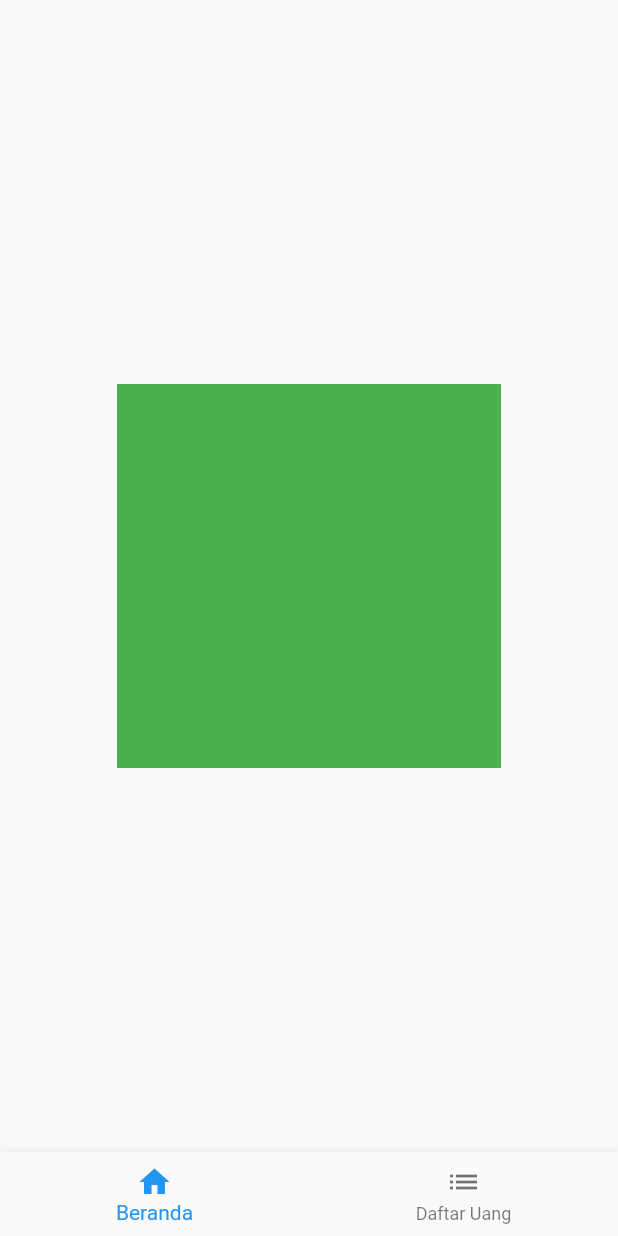
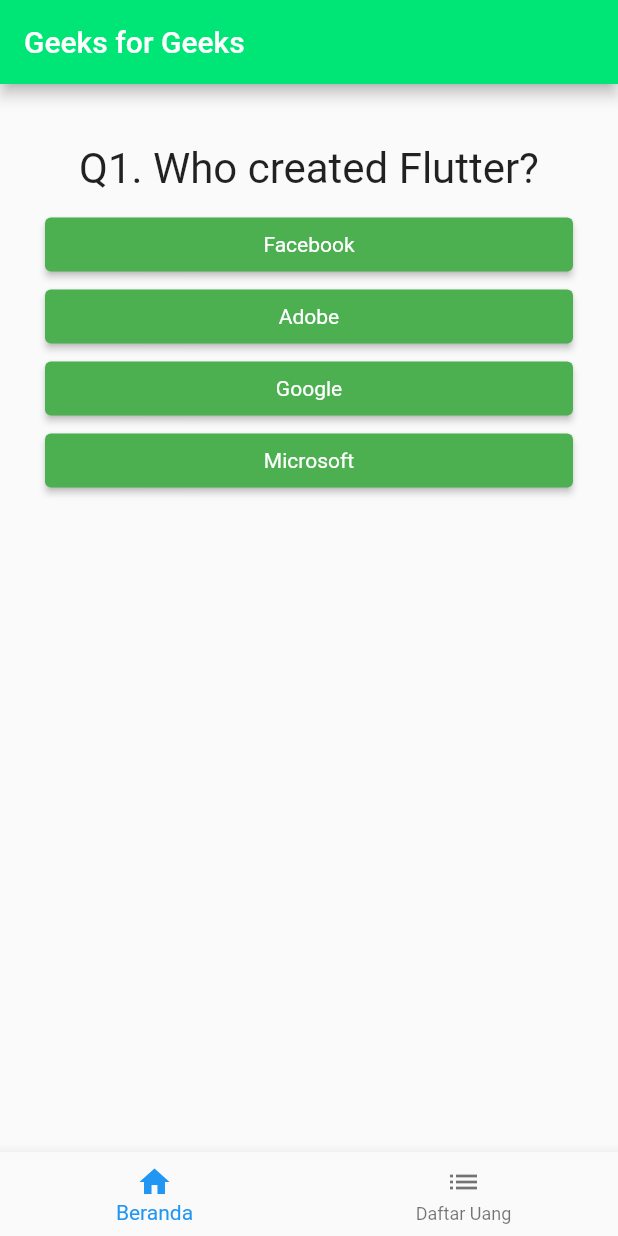
Before and after one commit to AivoxoviA/Game-Rupiah, a Flutter app: the screen it shows after launch, on a phone screen of 412 x 824 dp. Run offline on Flutter 3.47's test engine with Material 2 defaults, Android fonts, the phone set to English and light mode, and no system bars.

Commit message:
implement sample quiz

```diff
--- /dev/null
+++ b/lib/answer.dart
@@ -0,0 +1,39 @@
+import 'package:flutter/material.dart';
+
+class Answer extends StatelessWidget {
+  final Function selectHandler;
+  final String answerText;
+
+  const Answer(this.selectHandler, this.answerText, {Key? key})
+      : super(key: key);
+
+  @override
+  Widget build(BuildContext context) {
+    // use SizedBox for white space instead of Container
+    return SizedBox(
+      width: double.infinity,
+      child: ElevatedButton(
+        //onPressed: selectHandler(),
+        onPressed: () {
+          print('test');
+          selectHandler();
+        },
+        style: ButtonStyle(
+            textStyle:
+                MaterialStateProperty.all(const TextStyle(color: Colors.white)),
+            backgroundColor: MaterialStateProperty.all(Colors.green)),
+        child: Text(answerText),
+      ),
+
+      // RaisedButton is deprecated and should not be used
+      // Use ElevatedButton instead
+
+      // child: RaisedButton(
+      // color: const Color(0xFF00E676),
+      // textColor: Colors.white,
+      // onPressed: selectHandler(),
+      // child: Text(answerText),
+      // ), //RaisedButton
+    ); //Container
+  }
+}
--- a/lib/home_page.dart
+++ b/lib/home_page.dart
@@ -4,7 +4,7 @@
 import 'index.dart';
 
 class MyHomePage extends StatefulWidget {
-  const MyHomePage({super.key, required this.title});
+  const MyHomePage({Key? key, required this.title}) : super(key: key);
   final String title;
 
   @override
@@ -81,11 +81,11 @@
                     destinations: [
                       NavigationRailDestination(
                         icon: Icon(Icons.home),
-                        label: menu[0].title,
+                        label: Text(menu[0].title),
                       ),
                       NavigationRailDestination(
                         icon: Icon(Icons.list),
-                        label: menu[1].title,
+                        label: Text(menu[1].title),
                       ),
                     ],
                     selectedIndex: selectedIndex,
--- a/lib/index.dart
+++ b/lib/index.dart
@@ -1,21 +1,109 @@
 import 'package:flutter/material.dart';
+import 'package:game_rupiah/quiz.dart';
+import 'package:game_rupiah/result.dart';
 
 class Index extends StatefulWidget {
+  const Index({Key? key}) : super(key: key);
+
   @override
   State<StatefulWidget> createState() => _Index();
 }
 
 class _Index extends State<Index> {
   var _visible = false;
+  var _quiz = false;
+
+  final _questions = const [
+    {
+      'questionText': 'Q1. Who created Flutter?',
+      'answers': [
+        {'text': 'Facebook', 'score': -2},
+        {'text': 'Adobe', 'score': -2},
+        {'text': 'Google', 'score': 10},
+        {'text': 'Microsoft', 'score': -2},
+      ],
+    },
+    {
+      'questionText': 'Q2. What is Flutter?',
+      'answers': [
+        {'text': 'Android Development Kit', 'score': -2},
+        {'text': 'IOS Development Kit', 'score': -2},
+        {'text': 'Web Development Kit', 'score': -2},
+        {
+          'text':
+              'SDK to build beautiful IOS, Android, Web & Desktop Native Apps',
+          'score': 10
+        },
+      ],
+    },
+    {
+      'questionText': ' Q3. Which programming language is used by Flutter',
+      'answers': [
+        {'text': 'Ruby', 'score': -2},
+        {'text': 'Dart', 'score': 10},
+        {'text': 'C++', 'score': -2},
+        {'text': 'Kotlin', 'score': -2},
+      ],
+    },
+    {
+      'questionText': 'Q4. Who created Dart programming language?',
+      'answers': [
+        {'text': 'Lars Bak and Kasper Lund', 'score': 10},
+        {'text': 'Brendan Eich', 'score': -2},
+        {'text': 'Bjarne Stroustrup', 'score': -2},
+        {'text': 'Jeremy Ashkenas', 'score': -2},
+      ],
+    },
+    {
+      'questionText':
+          'Q5. Is Flutter for Web and Desktop available in stable version?',
+      'answers': [
+        {
+          'text': 'Yes',
+          'score': -2,
+        },
+        {'text': 'No', 'score': 10},
+      ],
+    },
+  ];
+
+  var _questionIndex = 0;
+  var _totalScore = 0;
+
+  void _resetQuiz() {
+    setState(() {
+      _questionIndex = 0;
+      _totalScore = 0;
+    });
+  }
+
+  void _answerQuestion(int score) {
+    _totalScore += score;
+
+    setState(() {
+      _questionIndex = _questionIndex + 1;
+    });
+
+    print(score);
+    print(_questionIndex);
+    if (_questionIndex < _questions.length) {
+      print('We have more questions!');
+    } else {
+      print('No more questions!');
+    }
+  }
 
   @override
   void initState() {
     super.initState();
     setVisible();
+    setState(() {
+      _quiz = false;
+    });
   }
 
   void setVisible() {
-    Future.delayed(const Duration(milliseconds: 1000)).then((value) {
+    Future.delayed(const Duration(milliseconds: 100)).then((value) {
       setState(() {
         _visible = true;
       });
@@ -24,16 +112,42 @@
 
   @override
   Widget build(BuildContext context) {
+    if (_quiz) {
+    return MaterialApp(
+      home: Scaffold(
+        appBar: AppBar(
+          title: const Text('Geeks for Geeks'),
+          backgroundColor: const Color(0xFF00E676),
+        ),
+        body: Padding(
+          padding: const EdgeInsets.all(30.0),
+          child:
+            _questionIndex < _questions.length
+            ? Quiz(
+              answerQuestion: _answerQuestion,
+              questionIndex: _questionIndex,
+              questions: _questions,
+            )
+            : Result(_totalScore, _resetQuiz),
+        ),
+      ),
+    );
+    }
     return Scaffold(
       body: Center(
         child: AnimatedOpacity(
-          duration: const Duration(milliseconds: 1000),
+          duration: const Duration(milliseconds: 2000),
           opacity: _visible ? 1.0 : 0.0,
-          child: Container(
+          child: SizedBox(
             width: 256,
             height: 256,
-            color: Colors.green,
+            child: Image.asset('assets/images/logo.png'),
           ),
+          onEnd: () {
+            setState(() {
+              _quiz = true;
+            });
+          },
         ),
       ),
     );
--- /dev/null
+++ b/lib/question.dart
@@ -0,0 +1,20 @@
+import 'package:flutter/material.dart';
+
+class Question extends StatelessWidget {
+final String questionText;
+
+const Question(this.questionText, {Key? key}) : super(key: key);
+
+@override
+Widget build(BuildContext context) {
+	return Container(
+	width: double.infinity,
+	margin: const EdgeInsets.all(10),
+	child: Text(
+		questionText,
+		style: const TextStyle(fontSize: 28),
+		textAlign: TextAlign.center,
+	), //Text
+	); //Container
+}
+}
--- /dev/null
+++ b/lib/quiz.dart
@@ -0,0 +1,33 @@
+import 'package:flutter/material.dart';
+
+import './answer.dart';
+import './question.dart';
+
+class Quiz extends StatelessWidget {
+final List<Map<String, Object>> questions;
+final int questionIndex;
+final Function answerQuestion;
+
+const Quiz({
+	Key? key,
+	required this.questions,
+	required this.answerQuestion,
+	required this.questionIndex,
+}) : super(key: key);
+
+@override
+Widget build(BuildContext context) {
+	return Column(
+	children: [
+		Question(
+		questions[questionIndex]['questionText'].toString(),
+		), //Question
+		...(questions[questionIndex]['answers'] as List<Map<String, Object>>)
+			.map((answer) {
+		return Answer(
+			() => answerQuestion(answer['score']), answer['text'].toString());
+		}).toList()
+	],
+	); //Column
+}
+}
```
Also changed, not shown: lib/result.dart (added, +74 -0 lines).
